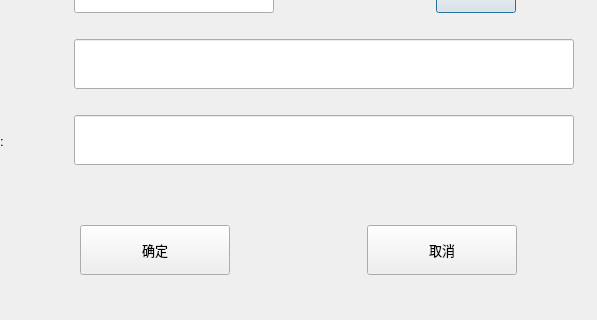
Above: PEIS_Client/registerdialog.ui from ooohhhj/PEIS before the change; both pictures show x 152 to 749 and y 513 to 833 of the 872 by 833 pixel window. Below: the same form after it.
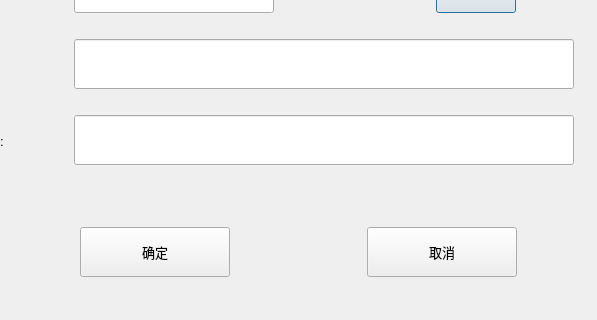
That is the form after the change. Icons and pictures are not drawn.

What changed in the file:
```diff
--- a/PEIS_Client/registerdialog.ui
+++ b/PEIS_Client/registerdialog.ui
@@ -24,7 +24,7 @@
      <x>100</x>
      <y>60</y>
      <width>701</width>
-     <height>728</height>
+     <height>730</height>
     </rect>
    </property>
    <layout class="QVBoxLayout" name="verticalLayout">
```
Left out of the diff: 6 changed lines with no effect on the pictures.
